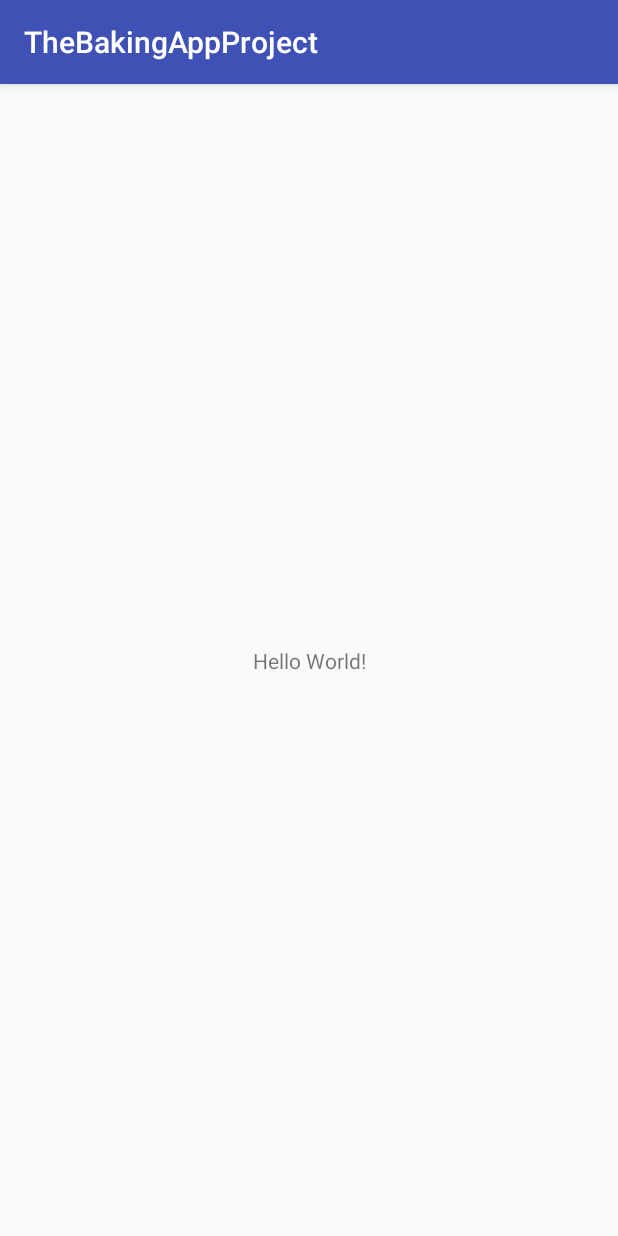
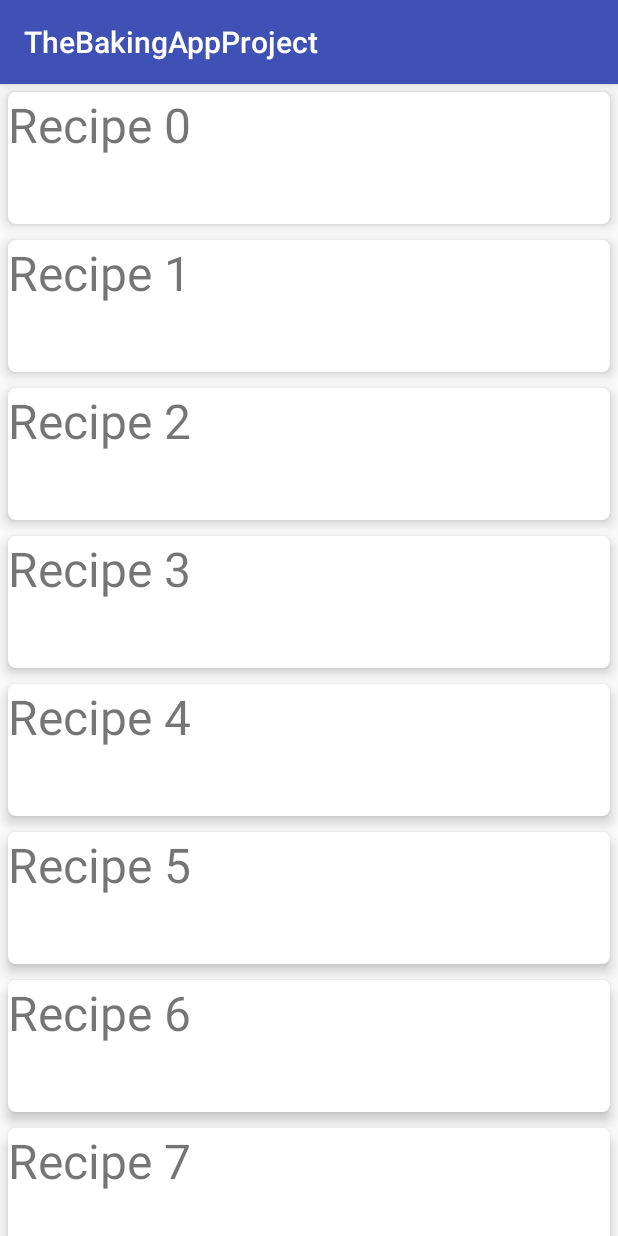
Before and after one commit to azzumw/TheBakingAppProject, an Android app: the screen it shows after launch (MainActivity), on a phone screen of 412 x 824 dp. Run offline under Robolectric (Android 15) with nearby library versions, the phone set to English and light mode, and no system bars.

Commit message:
RecyclerView/Adapter/ViewHolder implemented for the main activity

```diff
--- a/app/src/main/java/com/example/macintosh/thebakingappproject/MainActivity.java
+++ b/app/src/main/java/com/example/macintosh/thebakingappproject/MainActivity.java
@@ -2,12 +2,29 @@ package com.example.macintosh.thebakingappproject;
 
 import android.support.v7.app.AppCompatActivity;
 import android.os.Bundle;
+import android.support.v7.widget.LinearLayoutManager;
+import android.support.v7.widget.RecyclerView;
+
+import java.util.Arrays;
+import java.util.List;
 
 public class MainActivity extends AppCompatActivity {
 
+    private RecyclerView mRecyclerView;
+    private MainRecipeCustomAdapter mainRecipeCustomAdapter;
+    private LinearLayoutManager linearLayoutManager;
+
+    private static final int NUM = 10;
     @Override
     protected void onCreate(Bundle savedInstanceState) {
         super.onCreate(savedInstanceState);
         setContentView(R.layout.activity_main);
+
+        mRecyclerView = findViewById(R.id.mainRecipeRV);
+        linearLayoutManager = new LinearLayoutManager(this,LinearLayoutManager.VERTICAL,false);
+        mRecyclerView.setLayoutManager(linearLayoutManager);
+        mRecyclerView.setHasFixedSize(true);
+        mainRecipeCustomAdapter = new MainRecipeCustomAdapter(NUM);
+        mRecyclerView.setAdapter(mainRecipeCustomAdapter);
     }
 }
--- /dev/null
+++ b/app/src/main/java/com/example/macintosh/thebakingappproject/MainRecipeCustomAdapter.java
@@ -0,0 +1,54 @@
+package com.example.macintosh.thebakingappproject;
+
+import android.content.Context;
+import android.support.annotation.NonNull;
+import android.support.v7.widget.RecyclerView;
+import android.view.LayoutInflater;
+import android.view.View;
+import android.view.ViewGroup;
+import android.widget.TextView;
+
+import java.util.List;
+
+
+public class MainRecipeCustomAdapter extends RecyclerView.Adapter<MainRecipeCustomAdapter.MainRecipeViewHolder> {
+
+    private int number;
+
+    public MainRecipeCustomAdapter(int num){
+        number = num;
+    }
+    @NonNull
+    @Override
+    public MainRecipeViewHolder onCreateViewHolder(@NonNull ViewGroup viewGroup, int i) {
+        Context context = viewGroup.getContext();
+        int layoutIdForListItem = R.layout.main_recipe_list_item;
+        LayoutInflater layoutInflater = LayoutInflater.from(context);
+
+        View view = layoutInflater.inflate(layoutIdForListItem,viewGroup,false);
+        MainRecipeViewHolder mainRecipeViewHolder = new MainRecipeViewHolder(view);
+        return mainRecipeViewHolder;
+    }
+
+    @Override
+    public void onBindViewHolder(@NonNull MainRecipeViewHolder mainRecipeViewHolder, int i) {
+        String sometext = "Recipe ";
+        int recipeNumber = i++;
+        mainRecipeViewHolder.recipeTitle.setText(sometext + recipeNumber);
+    }
+
+    @Override
+    public int getItemCount() {
+        return number;
+    }
+
+    class MainRecipeViewHolder extends RecyclerView.ViewHolder{
+
+        private TextView recipeTitle;
+
+        public MainRecipeViewHolder(@NonNull View itemView) {
+            super(itemView);
+            recipeTitle = itemView.findViewById(R.id.recipeTitleTv);
+        }
+    }
+}
--- a/app/src/main/res/layout/activity_main.xml
+++ b/app/src/main/res/layout/activity_main.xml
@@ -6,13 +6,11 @@
     android:layout_height="match_parent"
     tools:context=".MainActivity">
 
-    <TextView
-        android:layout_width="wrap_content"
-        android:layout_height="wrap_content"
-        android:text="Hello World!"
-        app:layout_constraintBottom_toBottomOf="parent"
-        app:layout_constraintLeft_toLeftOf="parent"
-        app:layout_constraintRight_toRightOf="parent"
-        app:layout_constraintTop_toTopOf="parent" />
+   <android.support.v7.widget.RecyclerView
+       android:layout_width="match_parent"
+       android:layout_height="match_parent"
+       android:id="@+id/mainRecipeRV">
+
+   </android.support.v7.widget.RecyclerView>
 
 </android.support.constraint.ConstraintLayout>
--- /dev/null
+++ b/app/src/main/res/layout/main_recipe_list_item.xml
@@ -0,0 +1,24 @@
+<?xml version="1.0" encoding="utf-8"?>
+<android.support.v7.widget.CardView
+    xmlns:android="http://schemas.android.com/apk/res/android"
+    android:layout_width="match_parent"
+    xmlns:app="http://schemas.android.com/apk/res-auto"
+    app:cardElevation="5dp"
+    app:cardCornerRadius="5dp"
+    android:layout_margin="5dp"
+    android:layout_height="wrap_content">
+
+    <LinearLayout
+        android:layout_width="wrap_content"
+        android:layout_height="88dp"
+        android:orientation="horizontal">
+        <TextView
+            android:layout_width="wrap_content"
+            android:layout_height="wrap_content"
+            android:id="@+id/recipeTitleTv"
+            android:textSize="32sp"
+            android:hint=" Recipe 1" />
+
+    </LinearLayout>
+
+</android.support.v7.widget.CardView>
```
